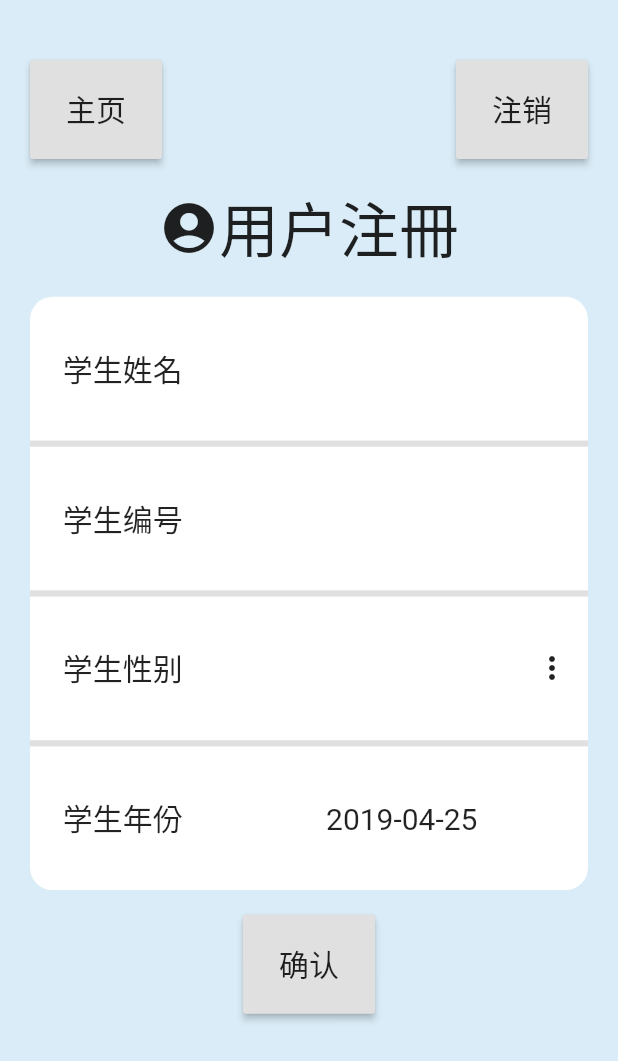
After one commit to yfchiuaa/SIGHTSeeing, a Flutter app: the Register screen opened directly, on a phone screen of 412 x 824 dp. The commit adds this screen. Shown: the top 1061 px of the screen. Run offline on Flutter 3.47's test engine with Material 2 defaults, Android fonts, the phone set to English and light mode, and no system bars.

Commit message:
Finish register LAYOUT

```diff
--- a/lib/HomePage.dart
+++ b/lib/HomePage.dart
@@ -1,6 +1,7 @@
 import 'package:flutter/material.dart';
 import 'package:myapp/string.dart';
 import 'UserSearch.dart';
+import 'Register.dart';
 
 class HomePage extends StatefulWidget{
   HomePage({Key key}) : super(key: key);
@@ -234,6 +235,40 @@ class _HomePageState extends State<HomePage>{
                 ),
               ],
             ),
+
+            // Padding for empty space
+            Padding(padding: EdgeInsets.all(MediaQuery.of(context).size.height * 0.01),),
+
+            /// REGISTER BUTTON
+            GestureDetector(
+              child: Container(
+                decoration: BoxDecoration(
+                  color: Theme.of(context).disabledColor,
+                  borderRadius: BorderRadius.circular( 9.0 ),
+                ),
+
+                // Property of register button
+                height: MediaQuery.of(context).size.width * 0.15,
+                width: MediaQuery.of(context).size.width * 0.3,
+
+                child: Row(
+                  mainAxisAlignment: MainAxisAlignment.center,
+                  children: <Widget>[
+                    Icon(Icons.account_circle, size: 20.0,),
+                    SizedBox(width: MediaQuery.of(context).size.width * 0.05,),
+                    Text(Strings.register,
+                        style: TextStyle(fontSize: 20.0, color: Colors.black)
+                    ),
+                  ],
+                ),
+              ),
+              onTap: () {
+                /// define the tap action : push to the desired page
+                Navigator.push(context,
+                    MaterialPageRoute(builder: (BuildContext context) =>
+                        Register()));
+              },
+            ),
           ],
         ),
       ),
--- /dev/null
+++ b/lib/Register.dart
@@ -0,0 +1,271 @@
+import 'package:flutter/material.dart';
+import 'string.dart';
+import 'dart:async';
+import 'package:intl/intl.dart';
+
+class Register extends StatefulWidget{
+  Register({Key key}) : super(key:key);
+
+  @override
+  _RegisterState createState() => _RegisterState();
+}
+
+class _RegisterState extends State<Register>{
+  static const double BOX_BORDER_RADIUS = 15.0;
+  static const double PADDING_RATIO = 0.02;
+  static const double HEADING_FONTSIZE = 40.0;
+  static const double COLUMN_RATIO = 0.08;
+  static const double WORDSIZE = 20.0;
+
+  // textfield controllers
+  TextEditingController studentNameController;
+  TextEditingController studentIDController;
+
+  String studentSex;
+  DateTime studentDateOfBirth;
+
+  // Construct
+  @override
+  void initState(){
+    super.initState();
+    studentNameController = new TextEditingController();
+    studentIDController = new TextEditingController();
+    studentSex = "";
+    studentDateOfBirth = new DateTime.now();
+  }
+
+  @override
+  Widget build(BuildContext context) {
+    return Scaffold(
+      resizeToAvoidBottomPadding: false,
+      backgroundColor: Theme.of(context).backgroundColor,
+
+      /// THE MAIN STRUCTURE
+      body: ListView(
+        /// set the margin of the area
+        padding: const EdgeInsets.only(left: 20.0, right:20.0, top:40.0, bottom:40.0),
+
+        children: <Widget>[
+          /// 1. TOP TWO BUTTONS
+          Row(
+            mainAxisAlignment: MainAxisAlignment.spaceBetween,
+            children: <Widget>[
+              SizedBox(
+                height: MediaQuery.of(context).size.height * COLUMN_RATIO,
+                child: RaisedButton(
+                  // main page
+                  child: Text(Strings.mainpageButton,
+                    style: TextStyle(fontSize: WORDSIZE),
+                  ),
+                  onPressed: (){
+                    Navigator.of(context).pushNamedAndRemoveUntil('/HomePage', ModalRoute.withName('/Login'));
+                  },
+                ),
+              ),
+              SizedBox(
+                height: MediaQuery.of(context).size.height * COLUMN_RATIO,
+                child: RaisedButton(
+                  // log out
+                  child: Text(Strings.logoutButton,
+                    style: TextStyle(fontSize: WORDSIZE),
+                  ),
+                  onPressed: (){
+                    Navigator.of(context).pushNamedAndRemoveUntil('/Login', (Route<dynamic> route) => false);
+                  },
+                ),
+              ),
+            ],
+          ),
+
+          // Sizedbox as padding
+          SizedBox(height: MediaQuery.of(context).size.height * PADDING_RATIO,),
+
+          /// 2. THE SECOND PART FOR 'REGISTER' ICON AND TEXT
+          Row(
+            mainAxisAlignment: MainAxisAlignment.center,
+            children: <Widget>[
+              Icon(Icons.account_circle,
+                size: HEADING_FONTSIZE,
+              ),
+              Text(Strings.register, style: TextStyle(fontSize: HEADING_FONTSIZE),),
+            ],
+          ),
+
+          SizedBox(height: MediaQuery.of(context).size.height * PADDING_RATIO,),
+
+          /// 3. TEXTFIELDS FOR USER TYPE IN DATA
+          Container(
+            height: MediaQuery.of(context).size.height * COLUMN_RATIO * 6,
+            decoration: BoxDecoration(
+              borderRadius: BorderRadius.all(Radius.circular(BOX_BORDER_RADIUS)),
+              color: Theme.of(context).disabledColor,
+            ),
+            child: Column(
+              mainAxisAlignment: MainAxisAlignment.spaceEvenly,
+              children: <Widget>[
+                Row(
+                  children: <Widget>[
+                    // Name of the info
+                    SizedBox(
+                      width: MediaQuery.of(context).size.width * 0.3,
+                      height: MediaQuery.of(context).size.height * COLUMN_RATIO,
+                      child: Center(child: Text( Strings.studentName,
+                        textAlign: TextAlign.center,
+                        style: TextStyle(fontSize: WORDSIZE),
+                      ),),
+                    ),
+                    /// Textfield for that info
+                    Expanded(
+                      child: TextField(
+                        decoration: InputDecoration(
+                          border: InputBorder.none,
+                        ),
+                        controller: studentNameController,
+                        // Set the keyboard
+                        keyboardType: TextInputType.text,
+                        textAlign: TextAlign.center,
+                        maxLines: 1,
+                        style: TextStyle(fontSize: WORDSIZE),
+                      ),
+                    ),
+                  ],
+                ),
+
+                // for grid line
+                Container(height: MediaQuery.of(context).size.height * 0.005,
+                  decoration: BoxDecoration(color: Colors.black12,),
+                ),
+
+                Row(
+                  children: <Widget>[
+                    // Name of the info
+                    SizedBox(
+                      width: MediaQuery.of(context).size.width * 0.3,
+                      height: MediaQuery.of(context).size.height * COLUMN_RATIO,
+                      child: Center(child: Text( Strings.studentNumber,
+                        textAlign: TextAlign.center,
+                        style: TextStyle(fontSize: WORDSIZE),
+                      ),),
+                    ),
+                    /// Textfield for that info
+                    Expanded(
+                      child: TextField(
+                        decoration: InputDecoration(
+                            border: InputBorder.none
+                        ),
+                        controller: studentIDController,
+                        // Set the keyboard
+                        keyboardType: TextInputType.text,
+                        textAlign: TextAlign.center,
+                        maxLines: 1,
+                        style: TextStyle(fontSize: WORDSIZE),
+                      ),
+                    ),
+                  ],
+                ),
+
+                // for grid line
+                Container(height: MediaQuery.of(context).size.height * 0.005,
+                  decoration: BoxDecoration(color: Colors.black12,),
+                ),
+
+                Row(
+                  children: <Widget>[
+                    // Name of the info
+                    SizedBox(
+                      width: MediaQuery.of(context).size.width * 0.3,
+                      height: MediaQuery.of(context).size.height * COLUMN_RATIO,
+                      child: Center(child: Text( Strings.studentSex,
+                        textAlign: TextAlign.center,
+                        style: TextStyle(fontSize: WORDSIZE),
+                      ),),
+                    ),
+                    Expanded(
+                      child: Text(studentSex,
+                        textAlign: TextAlign.center,
+                        style: TextStyle(fontSize: WORDSIZE),
+                      ),
+                    ),
+                    /// choose list for that info
+                    PopupMenuButton<String>(
+                        itemBuilder: (BuildContext context) => <PopupMenuEntry<String>>[
+                          new PopupMenuItem(value: Strings.male, child: new Text(Strings.male, textAlign: TextAlign.center,)),
+                          new PopupMenuDivider(height: 1.0,),
+                          new PopupMenuItem(value: Strings.female, child: new Text(Strings.female, textAlign: TextAlign.center,))
+                        ],
+                        onSelected: (String value) {
+                          setState(() {
+                            studentSex = value;
+                          });
+                        },
+                    ),
+                  ],
+                ),
+
+                // for grid line
+                Container(height: MediaQuery.of(context).size.height * 0.005,
+                  decoration: BoxDecoration(color: Colors.black12,),
+                ),
+
+                Row(
+                  children: <Widget>[
+                    // birth of the info
+                    SizedBox(
+                      width: MediaQuery.of(context).size.width * 0.3,
+                      height: MediaQuery.of(context).size.height * COLUMN_RATIO,
+                      child: Center(child: Text( Strings.studentBirth,
+                        textAlign: TextAlign.center,
+                        style: TextStyle(fontSize: WORDSIZE),
+                      ),),
+                    ),
+                    /// Textfield for that info
+                    Expanded(
+                      child: GestureDetector(
+                        child: Text(
+                          DateFormat('yyyy-MM-dd').format(studentDateOfBirth),
+                          textAlign: TextAlign.center,
+                          style: TextStyle(fontSize: WORDSIZE),
+                        ),
+                        onTap: () => _selectDate(context),
+                      )
+                    ),
+                  ],
+                ),
+              ],
+            ),
+          ),
+
+          SizedBox(height: MediaQuery.of(context).size.height * PADDING_RATIO,),
+
+          /// 4.THE LAST PART FOR CONFIRM BUTTON AND NAVIGATE TO DIFFERENT STATIONS
+          Center(child: SizedBox(
+            height: MediaQuery.of(context).size.height * COLUMN_RATIO,
+            child: RaisedButton(
+              onPressed: (){
+
+              },
+              child: Text(Strings.confirm,
+                style: TextStyle(fontSize: WORDSIZE),
+              ),
+            ),
+          ),),
+        ],
+      ),
+    );
+  }
+
+  Future<Null> _selectDate(BuildContext context) async{
+    final DateTime _picked = await showDatePicker(
+        context: context,
+        initialDate: studentDateOfBirth,
+        firstDate: new DateTime(1900),
+        lastDate: DateTime.now()
+    );
+
+    if(_picked != null) {
+      setState(() {
+        studentDateOfBirth = _picked;
+      });
+    }
+  }
+}
--- a/lib/model/DataSummary.dart
+++ b/lib/model/DataSummary.dart
@@ -7,6 +7,23 @@ import 'dart:convert';
 //const URL_RECORD = 'http://localhost:3030/check-record';
 const URL_STU = 'http://10.0.2.2:3030/students';
 const URL_RECORD = 'http://10.0.2.2:3030/check-record';
+
+/*
+  # The function that submit basic student data by http.patch method
+ */
+Future<BasicInfo> createBasicInfo(String patientID) async{
+  return http.patch('${URL_RECORD}?patient_id=${patientID}').then((http.Response response) {
+
+    final int statusCode = response.statusCode;
+
+    if (statusCode < 200 || statusCode > 400 || json == null){
+      throw new Exception("Error while fetching data");
+    }
+    final rep = json.decode(response.body);
+    final repJson = rep[0];
+    return BasicInfo.fromJson(repJson);
+  });
+}
 
 /*
   # The function that will make use of the http.get method to do GET operation
--- a/lib/string.dart
+++ b/lib/string.dart
@@ -4,6 +4,7 @@ class Strings{
   static String optometry = '屈光檢查';
   static String hirschberg = '眼位檢查';
   static String reviewingProfile = '检视档案';
+  static String register = '用户注冊';
 
   static String leavingAlertQuestion = '数据尚未储存 是否确定离开';
   static String logoutAlertQuestion = '是否确定注销';
@@ -87,4 +88,7 @@ class Strings{
   static String studentNumber = '学生编号';
   static String studentSex = '学生性别';
   static String studentBirth = '学生年份';
+
+  static String male = '男';
+  static String female = '女';
 }
--- a/pubspec.yaml
+++ b/pubspec.yaml
@@ -16,6 +16,7 @@ dependencies:
   flutter:
     sdk: flutter
   http: ^0.12.0
+  intl: ^0.15.8
 
   # The following adds the Cupertino Icons font to your application.
   # Use with the CupertinoIcons class for iOS style icons.
```
Also changed, not shown: pubspec.lock, 1 other file.
